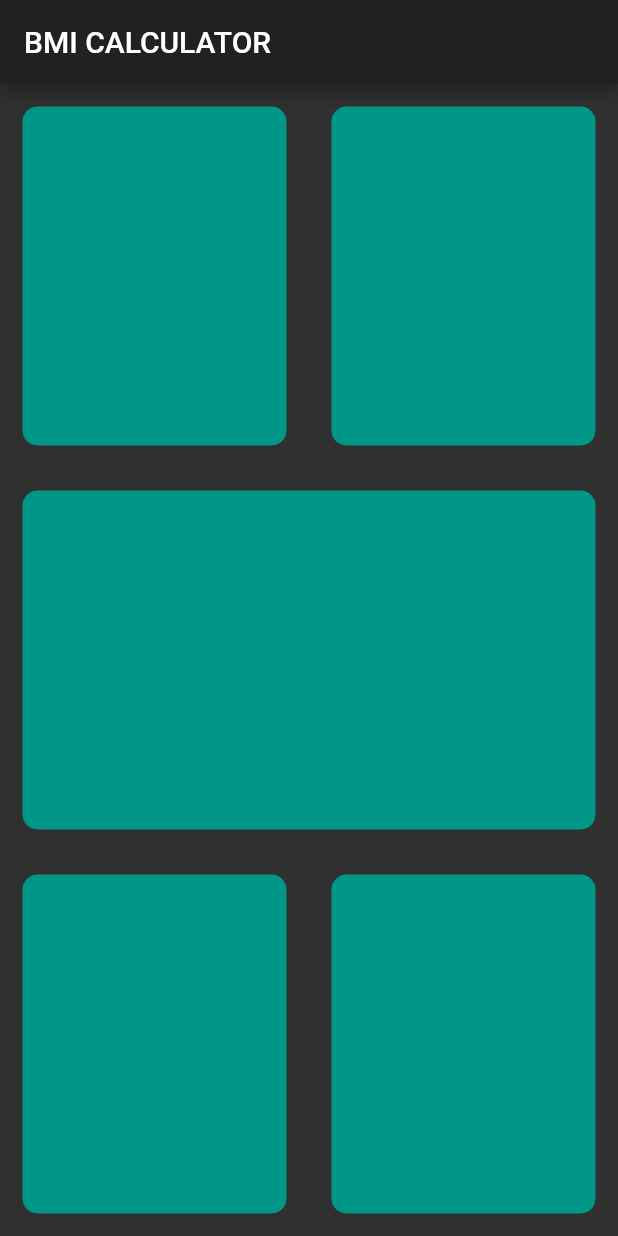
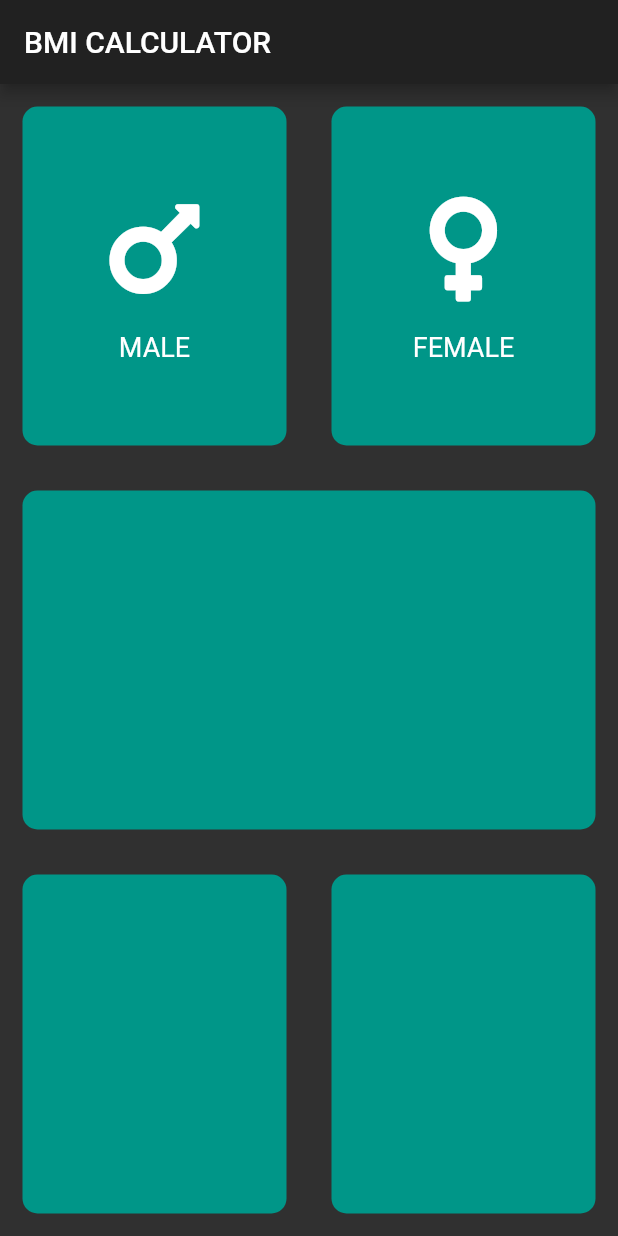
Before and after one commit to sharifc2016/my_bmi, a Flutter app: the screen it shows after launch, on a phone screen of 412 x 824 dp. Run offline on Flutter 3.47's test engine with Material 2 defaults, Android fonts, the phone set to English and light mode, and no system bars; our stand-ins replace font_awesome_flutter.

Commit message:
add gesture detector and add icon widget instead of function

```diff
--- /dev/null
+++ b/lib/icon_widget.dart
@@ -0,0 +1,30 @@
+import 'package:flutter/material.dart';
+
+class IconWidget extends StatelessWidget {
+  final IconData icon;
+  final String label;
+
+  const IconWidget({required this.icon, required this.label});
+
+  @override
+  Widget build(BuildContext context) {
+    return Column(
+      mainAxisAlignment: MainAxisAlignment.center,
+      children: [
+        Icon(
+          icon,
+          size: 80.0,
+        ),
+        SizedBox(
+          height: 15,
+        ),
+        Text(
+          label,
+          style: TextStyle(
+            fontSize: 18.0,
+          ),
+        ),
+      ],
+    );
+  }
+}
--- a/lib/input_page.dart
+++ b/lib/input_page.dart
@@ -1,4 +1,10 @@
 import 'package:flutter/material.dart';
+import 'package:font_awesome_flutter/font_awesome_flutter.dart';
+import 'package:my_bmi/icon_widget.dart';
+import 'package:my_bmi/reusable_card.dart';
+
+const Color cardColor = Colors.teal;
+Widget child = Container();
 
 class InputPage extends StatefulWidget {
   @override
@@ -20,21 +26,31 @@ class _InputPageState extends State<InputPage> {
     return Row(
       children: [
         Expanded(
-          child: Container(
-            margin: EdgeInsets.all(15.0),
-            decoration: BoxDecoration(
-              borderRadius: BorderRadius.circular(10.0),
-              color: Colors.teal,
+          child: GestureDetector(
+            child: ReusableCard(
+              color: cardColor,
+              child: IconWidget(
+                icon: FontAwesomeIcons.mars,
+                label: "MALE",
+              ),
             ),
+            onTap: () {
+              print("tapped");
+            },
           ),
         ),
         Expanded(
-          child: Container(
-            margin: EdgeInsets.all(15.0),
-            decoration: BoxDecoration(
-              borderRadius: BorderRadius.circular(10.0),
-              color: Colors.teal,
+          child: GestureDetector(
+            child: ReusableCard(
+              color: cardColor,
+              child: IconWidget(
+                icon: FontAwesomeIcons.venus,
+                label: "FEMALE",
+              ),
             ),
+            onTap: () {
+              print("tapped");
+            },
           ),
         ),
       ],
@@ -48,12 +64,9 @@ class _InputPageState extends State<InputPage> {
     return Row(
       children: [
         Expanded(
-          child: Container(
-            margin: EdgeInsets.all(15.0),
-            decoration: BoxDecoration(
-              borderRadius: BorderRadius.circular(10.0),
-              color: Colors.teal,
-            ),
+          child: ReusableCard(
+            color: cardColor,
+            child: child,
           ),
         ),
       ],
@@ -67,21 +80,15 @@ class _InputPageState extends State<InputPage> {
     return Row(
       children: [
         Expanded(
-          child: Container(
-            margin: EdgeInsets.all(15.0),
-            decoration: BoxDecoration(
-              borderRadius: BorderRadius.circular(10.0),
-              color: Colors.teal,
-            ),
+          child: ReusableCard(
+            color: cardColor,
+            child: child,
           ),
         ),
         Expanded(
-          child: Container(
-            margin: EdgeInsets.all(15.0),
-            decoration: BoxDecoration(
-              borderRadius: BorderRadius.circular(10.0),
-              color: Colors.teal,
-            ),
+          child: ReusableCard(
+            color: cardColor,
+            child: child,
           ),
         ),
       ],
--- /dev/null
+++ b/lib/reusable_card.dart
@@ -0,0 +1,20 @@
+import 'package:flutter/material.dart';
+
+class ReusableCard extends StatelessWidget {
+  final Color color;
+  final Widget child;
+
+  ReusableCard({required this.color, required this.child});
+
+  @override
+  Widget build(BuildContext context) {
+    return Container(
+      child: child,
+      margin: EdgeInsets.all(15.0),
+      decoration: BoxDecoration(
+        borderRadius: BorderRadius.circular(10.0),
+        color: this.color,
+      ),
+    );
+  }
+}
--- a/pubspec.yaml
+++ b/pubspec.yaml
@@ -12,6 +12,7 @@ environment:
 dependencies:
   flutter:
     sdk: flutter
+  font_awesome_flutter: ^9.1.0
 
 
   cupertino_icons: ^1.0.2
```
Also changed, not shown: pubspec.lock.
